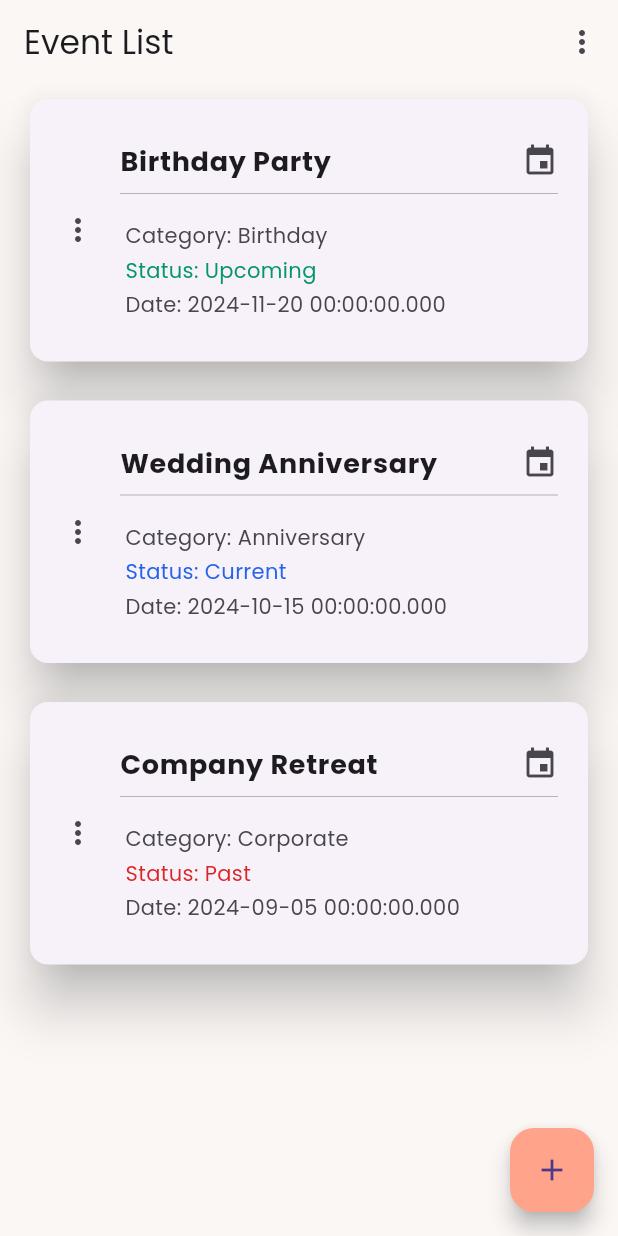
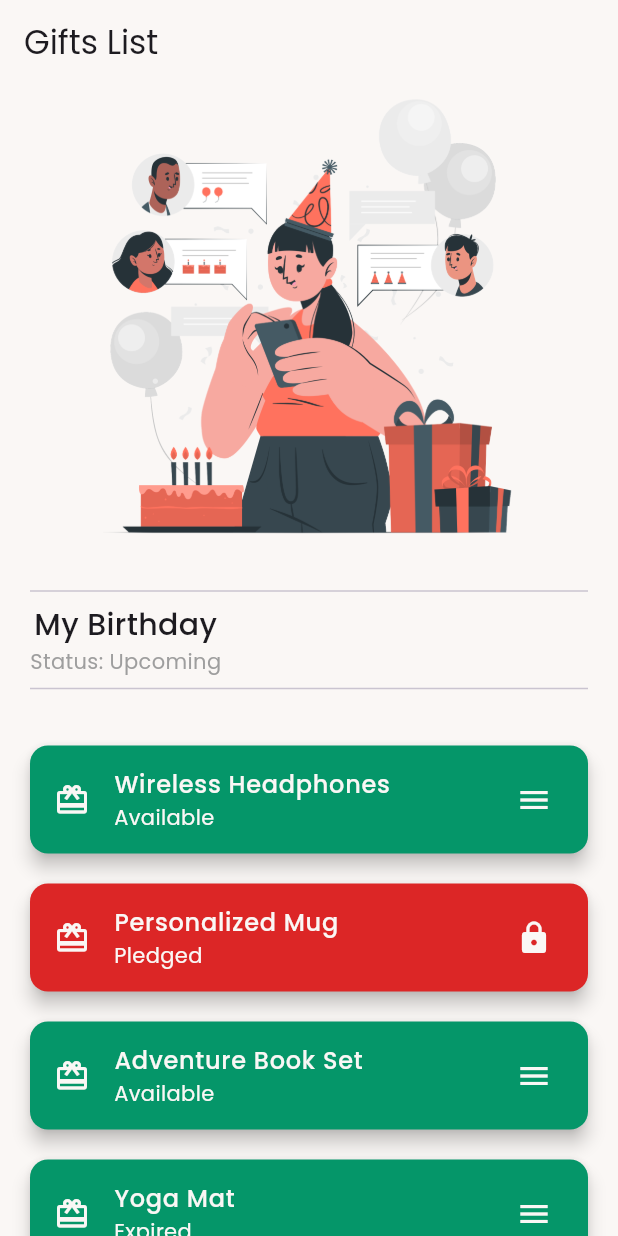
Before and after one commit to seif32/flutter-giftplanner-app, a Flutter app: the screen it shows after launch, on a phone screen of 412 x 824 dp. Run offline on Flutter 3.47's test engine with Material 3 defaults, Android fonts, the phone set to English and light mode, and no system bars.

Commit message:
Add gifts screen

```diff
--- /dev/null
+++ b/lib/data/gifts.dart
@@ -0,0 +1,56 @@
+import 'package:hedieaty/models/gift.dart';
+
+List<Gift> gifts = [
+  Gift(
+      name: 'Wireless Headphones',
+      category: 'Electronics',
+      status: 'Available',
+      eventId: 1),
+  Gift(
+      name: 'Personalized Mug',
+      category: 'Home & Kitchen',
+      status: 'Pledged',
+      eventId: 1),
+  Gift(
+      name: 'Adventure Book Set',
+      category: 'Books',
+      status: 'Available',
+      eventId: 2),
+  Gift(
+    name: 'Yoga Mat',
+    category: 'Sports',
+    status: 'Expired',
+    eventId: 2,
+  ),
+  Gift(
+      name: 'Bluetooth Speaker',
+      category: 'Electronics',
+      status: 'Available',
+      eventId: 1),
+  Gift(
+    name: 'Board Game',
+    category: 'Toys',
+    status: 'Pledged',
+    eventId: 3,
+  ),
+  Gift(
+      name: 'Cooking Class Voucher',
+      category: 'Experience',
+      status: 'Available',
+      eventId: 3),
+  Gift(
+      name: 'Gift Card',
+      category: 'Gift Cards',
+      status: 'Available',
+      eventId: 1),
+  Gift(
+      name: 'Subscription Box',
+      category: 'Subscriptions',
+      status: 'Pledged',
+      eventId: 3),
+  Gift(
+      name: 'Smartwatch',
+      category: 'Electronics',
+      status: 'Available',
+      eventId: 2),
+];
--- a/lib/main.dart
+++ b/lib/main.dart
@@ -1,6 +1,9 @@
 import 'package:flutter/material.dart';
-import 'package:hedieaty/screens/event_list_screen.dart';
+import 'package:hedieaty/screens/event_screen.dart';
+import 'package:hedieaty/screens/gift_screen.dart';
 import 'package:hedieaty/screens/home_screen.dart';
+import 'package:hedieaty/widgets/gift_card.dart';
+import 'package:hedieaty/widgets/gift_list.dart';
 
 void main() {
   runApp(const MyApp());
@@ -13,7 +16,7 @@ class MyApp extends StatelessWidget {
   Widget build(BuildContext context) {
     return const MaterialApp(
       home: Scaffold(
-        body: EventListScreen(),
+        body: GiftScreen(),
       ),
     );
   }
--- /dev/null
+++ b/lib/models/gift.dart
@@ -0,0 +1,13 @@
+class Gift {
+  final String name;
+  final String category;
+  final String status;
+  final int eventId;
+
+  Gift({
+    required this.name,
+    required this.category,
+    required this.status,
+    required this.eventId,
+  });
+}
--- a/lib/screens/event_list_screen.dart
+++ b/lib/screens/event_screen.dart
@@ -3,16 +3,16 @@ import 'package:hedieaty/utils/colors.dart';
 import 'package:hedieaty/widgets/event_list.dart';
 import 'package:hedieaty/widgets/event_sort_menu.dart';
 
-class EventListScreen extends StatefulWidget {
-  const EventListScreen({super.key});
+class EventScreen extends StatefulWidget {
+  const EventScreen({super.key});
 
   @override
-  State<EventListScreen> createState() {
-    return _EventListScreenState();
+  State<EventScreen> createState() {
+    return _EventScreenState();
   }
 }
 
-class _EventListScreenState extends State<EventListScreen> {
+class _EventScreenState extends State<EventScreen> {
   @override
   Widget build(BuildContext context) {
     return Scaffold(
--- /dev/null
+++ b/lib/screens/gift_screen.dart
@@ -0,0 +1,75 @@
+import 'package:flutter/material.dart';
+import 'package:hedieaty/utils/colors.dart';
+import 'package:hedieaty/widgets/gift_background_image.dart';
+import 'package:hedieaty/widgets/gift_list.dart';
+
+class GiftScreen extends StatefulWidget {
+  const GiftScreen({super.key});
+
+  @override
+  State<GiftScreen> createState() => _GiftScreenState();
+}
+
+class _GiftScreenState extends State<GiftScreen> {
+  @override
+  Widget build(BuildContext context) {
+    return Scaffold(
+      backgroundColor: stone[100],
+      appBar: AppBar(
+        backgroundColor: stone[100],
+        title: const Text(
+          "Gifts List",
+          style: TextStyle(fontFamily: "Poppins"),
+        ),
+      ),
+      body: const Column(
+        crossAxisAlignment: CrossAxisAlignment.start,
+        children: [
+          GiftBackgroundImage(),
+          SizedBox(
+            height: 20,
+          ),
+          Divider(
+            thickness: 1,
+            indent: 20,
+            endIndent: 20,
+          ),
+          Padding(
+            padding: EdgeInsets.only(left: 20),
+            child: Column(
+              children: [
+                Text(
+                  "My Birthday",
+                  style: TextStyle(
+                    fontFamily: "Poppins",
+                    fontSize: 20,
+                    fontWeight: FontWeight.w500,
+                  ),
+                ),
+                Text(
+                  "Status: Upcoming",
+                  style: TextStyle(
+                    fontFamily: "Poppins",
+                    fontSize: 14,
+                    color: Colors.grey,
+                  ),
+                ),
+              ],
+            ),
+          ),
+          Divider(
+            thickness: 1,
+            indent: 20,
+            endIndent: 20,
+          ),
+          SizedBox(
+            height: 20,
+          ),
+          Expanded(
+            child: GiftList(),
+          ),
+        ],
+      ),
+    );
+  }
+}
--- /dev/null
+++ b/lib/widgets/gift_action_menu.dart
@@ -0,0 +1,10 @@
+import 'package:flutter/material.dart';
+
+class GiftActionMenu extends StatelessWidget {
+  const GiftActionMenu({super.key});
+
+  @override
+  Widget build(BuildContext context) {
+    return const Text('GiftActionMenu');
+  }
+}
--- /dev/null
+++ b/lib/widgets/gift_background_image.dart
@@ -0,0 +1,20 @@
+import 'package:flutter/material.dart';
+
+class GiftBackgroundImage extends StatelessWidget {
+  const GiftBackgroundImage({super.key});
+
+  @override
+  Widget build(BuildContext context) {
+    return Container(
+      width: double.infinity,
+      margin: const EdgeInsets.symmetric(vertical: 5, horizontal: 10),
+      height: 300,
+      decoration: const BoxDecoration(
+        image: DecorationImage(
+          image: AssetImage('assets/images/gifts_screen.png'),
+          fit: BoxFit.contain,
+        ),
+      ),
+    );
+  }
+}
--- /dev/null
+++ b/lib/widgets/gift_card.dart
@@ -0,0 +1,62 @@
+import 'package:flutter/material.dart';
+import 'package:hedieaty/models/gift.dart';
+import 'package:hedieaty/utils/colors.dart';
+
+class GiftCard extends StatelessWidget {
+  const GiftCard({
+    super.key,
+    required this.gift,
+  });
+
+  final Gift gift;
+
+  Icon pledgetIcon(String status) {
+    switch (status) {
+      case "Pledged":
+        return const Icon(Icons.lock);
+      default:
+        return const Icon(Icons.menu);
+    }
+  }
+
+  Color pledgetColor(String status) {
+    switch (status) {
+      case "Pledged":
+        return red[600]!;
+      default:
+        return green[600]!;
+    }
+  }
+
+  @override
+  Widget build(BuildContext context) {
+    return Card(
+      color: pledgetColor(gift.status),
+      margin: const EdgeInsets.symmetric(vertical: 10, horizontal: 20),
+      elevation: 5,
+      child: ListTile(
+        leading: Icon(
+          Icons.wallet_giftcard,
+          color: stone[100],
+        ),
+        title: Text(
+          gift.name,
+          style: TextStyle(
+            fontFamily: "Poppins",
+            fontWeight: FontWeight.w500,
+            color: stone[100],
+          ),
+        ),
+        subtitle: Text(
+          gift.status,
+          style: TextStyle(
+            fontFamily: "Poppins",
+            color: stone[100],
+          ),
+        ),
+        trailing: pledgetIcon(gift.status),
+        iconColor: stone[100],
+      ),
+    );
+  }
+}
--- /dev/null
+++ b/lib/widgets/gift_card_detail.dart
@@ -0,0 +1,10 @@
+import 'package:flutter/material.dart';
+
+class GiftCardDetail extends StatelessWidget {
+  const GiftCardDetail({super.key});
+
+  @override
+  Widget build(BuildContext context) {
+    return const Text('GiftCardDetail');
+  }
+}
--- /dev/null
+++ b/lib/widgets/gift_list.dart
@@ -0,0 +1,21 @@
+import 'package:flutter/material.dart';
+import 'package:hedieaty/data/gifts.dart';
+import 'package:hedieaty/models/gift.dart';
+import 'package:hedieaty/widgets/gift_card.dart';
+
+class GiftList extends StatelessWidget {
+  const GiftList({super.key});
+
+  @override
+  Widget build(BuildContext context) {
+    return ListView.builder(
+      itemCount: gifts.length,
+      itemBuilder: (context, index) {
+        final Gift gift = gifts[index];
+        return GiftCard(
+          gift: gift,
+        );
+      },
+    );
+  }
+}
--- /dev/null
+++ b/lib/widgets/gift_sort_menu.dart
@@ -0,0 +1,17 @@
+import 'package:flutter/material.dart';
+
+class GiftSortMenu extends StatelessWidget {
+  const GiftSortMenu({super.key});
+
+  @override
+  Widget build(BuildContext context) {
+    return PopupMenuButton(
+      itemBuilder: (context) => [
+        PopupMenuItem(value: 'Name', child: Text('Sort by Name')),
+        PopupMenuItem(value: 'Category', child: Text('Sort by Category')),
+        PopupMenuItem(value: 'Status', child: Text('Sort by Status')),
+      ],
+      child: Icon(Icons.sort),
+    );
+  }
+}
--- a/pubspec.yaml
+++ b/pubspec.yaml
@@ -64,6 +64,7 @@ flutter:
     - assets/images/ava3.png
     - assets/images/ava4.png
     - assets/images/ava5.png
+    - assets/images/gifts_screen.png
 
   # An image asset can refer to one or more resolution-specific "variants", see
   # https://flutter.dev/to/resolution-aware-images
```
Also changed, not shown: assets/images/gifts_screen.png (added).
